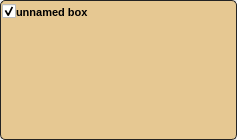
Above: src/vision_evaluator/ui/box.ui from cogsys-tuebingen/csapex before the change. Below: the same form after it.
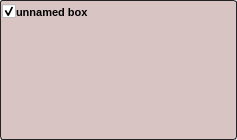
That is the form after the change. Icons and pictures are not drawn.

Diff of the .ui file:
```diff
--- a/src/vision_evaluator/ui/box.ui
+++ b/src/vision_evaluator/ui/box.ui
@@ -28,13 +28,13 @@
 }
 
 QFrame#boxframe {
-	background-color: rgb(230, 200, 146);
+	background-color: rgb(217, 196, 196);
 	border: 1px solid rgb(35, 35, 35);
-	border-radius: 5px;
+	border-radius: 3px;
 	outline-offset:5px;
 }
 QFrame#boxframe[content_minimized=&quot;true&quot;] {
-	background-color: rgb(230, 200, 200);
+	background-color: rgb(238, 238, 238);
 }
 
 QFrame#boxframe[error=&quot;true&quot;] {
```
